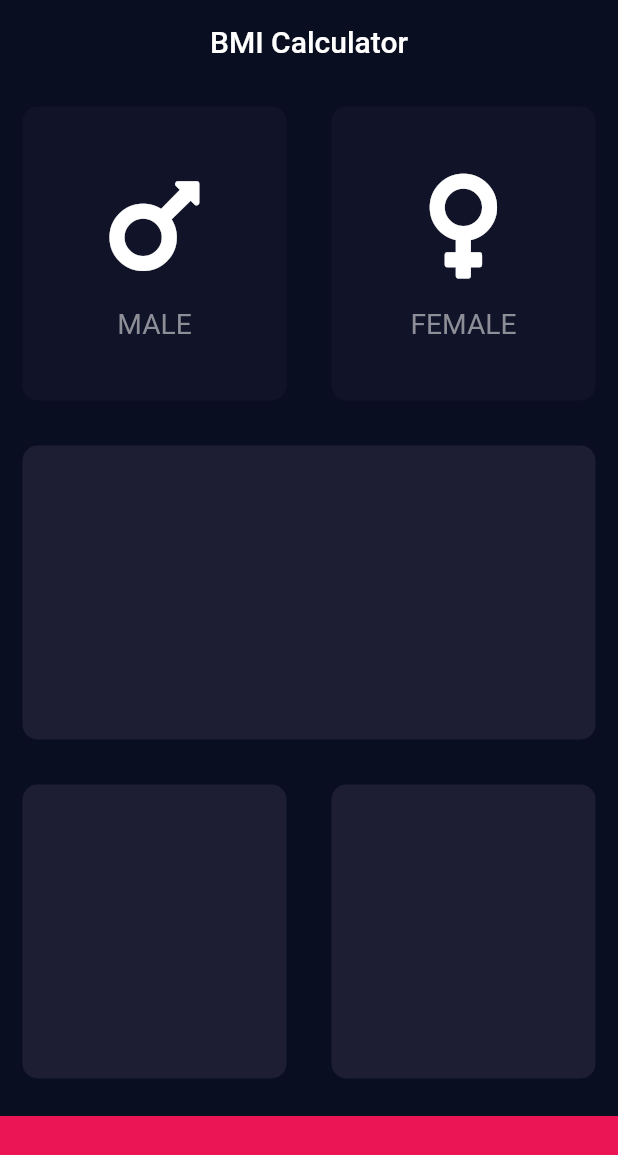
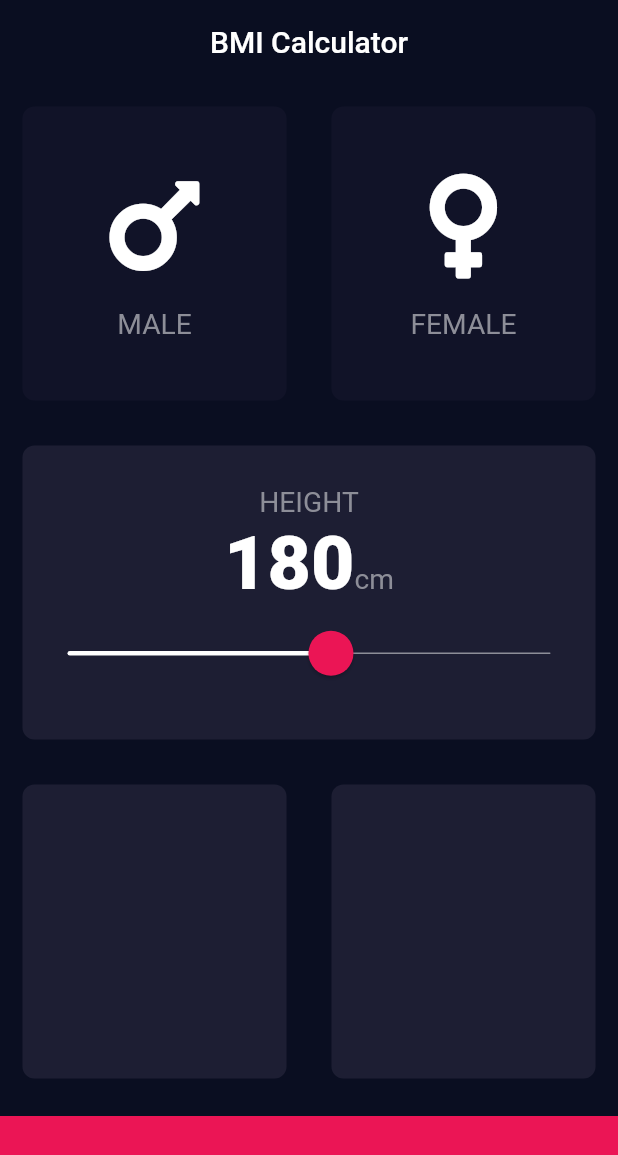
Before and after one commit to liposo/Flutter-Bootcamp, a Flutter app: the screen it shows after launch, on a phone screen of 412 x 824 dp. Shown: the top 1155 px of the screen. Run offline on Flutter 3.47's test engine with Material 2 defaults, Android fonts, the light colour scheme and no system bars; our stand-ins replace audioplayers, font_awesome_flutter.

Commit message:
add custom slider

```diff
--- a/bmi_calculator/lib/main.dart
+++ b/bmi_calculator/lib/main.dart
@@ -9,7 +9,7 @@ class BMICalculator extends StatelessWidget {
   @override
   Widget build(BuildContext context) {
     return MaterialApp(
-      theme: CustomTheme.getTheme(),
+      theme: CustomTheme.theme,
       home: InputPage(),
     );
   }
--- a/bmi_calculator/lib/theme.dart
+++ b/bmi_calculator/lib/theme.dart
@@ -5,20 +5,27 @@ class CustomTheme {
   static const Color activeCardBackground = Color(0xFF1D1E33);
   static const Color inactiveCardBackground = Color(0xFF111328);
   static const Color bottomContainer = Color(0xFFEB1555);
+  static const Color activeColor = Color(0xFFEB1555);
   static const Color textColor = Color(0xFF8D8E98);
 
-  static ThemeData getTheme() {
-    return ThemeData.dark().copyWith(
+  static const textStyle = TextStyle(
+    fontSize: 18.8,
+    color: CustomTheme.textColor,
+  );
+
+  static const largeTextStyle = TextStyle(
+    fontSize: 50.0,
+    fontWeight: FontWeight.w900,
+  );
+
+  static final theme = ThemeData.dark().copyWith(
     primaryColor: main,
     scaffoldBackgroundColor: main,
   );
-  }
 
-  static AppBar getAppBar() {
-    return AppBar(
+  static final appBar = AppBar(
     title: Text("BMI Calculator"),
     elevation: 0.0,
     centerTitle: true,
   );
 }
-}
--- a/bmi_calculator/lib/widgets/custom_card.dart
+++ b/bmi_calculator/lib/widgets/custom_card.dart
@@ -1,6 +1,6 @@
 import 'package:flutter/material.dart';
 
-const borderRadius = 10.0;
+const borderRadius = 8.0;
 const margin = 15.0;
 
 class CustomCard extends StatelessWidget {
--- /dev/null
+++ b/bmi_calculator/lib/widgets/custom_slider.dart
@@ -0,0 +1,62 @@
+import 'package:flutter/material.dart';
+
+import '../theme.dart';
+
+const min = 120.0;
+const max = 230.0;
+const overlayAlpha = 0x29;
+const thumbRadius = 15.0;
+const overlayRadius = 30.0;
+const trackHeight = 1.0;
+
+class CustomSlider extends StatelessWidget {
+  CustomSlider({@required this.value, @required this.onChange});
+
+  final int value;
+  final Function onChange;
+
+  @override
+  Widget build(BuildContext context) {
+    return Column(
+      mainAxisAlignment: MainAxisAlignment.center,
+      children: [
+        Text(
+          "HEIGHT",
+          style: CustomTheme.textStyle,
+        ),
+        Row(
+          mainAxisAlignment: MainAxisAlignment.center,
+          crossAxisAlignment: CrossAxisAlignment.baseline,
+          textBaseline: TextBaseline.alphabetic,
+          children: [
+            Text(
+              "$value",
+              style: CustomTheme.largeTextStyle,
+            ),
+            Text(
+              "cm",
+              style: CustomTheme.textStyle,
+            ),
+          ],
+        ),
+        SliderTheme(
+          data: SliderTheme.of(context).copyWith(
+            thumbShape: RoundSliderThumbShape(enabledThumbRadius: thumbRadius),
+            overlayShape: RoundSliderOverlayShape(overlayRadius: overlayRadius),
+            trackHeight: trackHeight,
+            thumbColor: CustomTheme.activeColor,
+            overlayColor: CustomTheme.activeColor.withAlpha(overlayAlpha),
+            activeTrackColor: Colors.white,
+            inactiveTrackColor: CustomTheme.textColor,
+          ),
+          child: Slider(
+            value: this.value.toDouble(),
+            min: min,
+            max: max,
+            onChanged: this.onChange,
+          ),
+        ),
+      ],
+    );
+  }
+}
--- a/bmi_calculator/lib/widgets/icon_text.dart
+++ b/bmi_calculator/lib/widgets/icon_text.dart
@@ -1,11 +1,6 @@
 import 'package:flutter/material.dart';
 
 import '../theme.dart';
-
-const textStyle = TextStyle(
-  fontSize: 18.8,
-  color: CustomTheme.textColor,
-);
 
 const iconSize = 80.0;
 const sizedBoxHeight = 15.0;
@@ -30,7 +25,7 @@ class IconText extends StatelessWidget {
         ),
         Text(
           this.text,
-          style: textStyle,
+          style: CustomTheme.textStyle,
         ),
       ],
     );
--- a/bmi_calculator/lib/widgets/input_page.dart
+++ b/bmi_calculator/lib/widgets/input_page.dart
@@ -3,6 +3,7 @@ import 'package:font_awesome_flutter/font_awesome_flutter.dart';
 
 import '../theme.dart';
 import 'custom_card.dart';
+import 'custom_slider.dart';
 import 'icon_text.dart';
 
 const bottomContainerHeight = 80.0;
@@ -15,6 +16,7 @@ class InputPage extends StatefulWidget {
 
 class _InputPageState extends State<InputPage> {
   Gender selectedGender;
+  int height = 180;
 
   void switchGender(Gender gender) {
     setState(() {
@@ -22,10 +24,16 @@ class _InputPageState extends State<InputPage> {
     });
   }
 
+  void setSliderValue(double value) {
+    setState(() {
+      height = value.round();
+    });
+  }
+
   @override
   Widget build(BuildContext context) {
     return Scaffold(
-      appBar: CustomTheme.getAppBar(),
+      appBar: CustomTheme.appBar,
       body: Column(
         children: [
           Expanded(
@@ -64,6 +72,9 @@ class _InputPageState extends State<InputPage> {
           Expanded(
             child: CustomCard(
               color: CustomTheme.activeCardBackground,
+              child: CustomSlider(
+                  value: height,
+                  onChange: (double newValue) => {setSliderValue(newValue)}),
             ),
           ),
           Expanded(
```
Lines whose indentation alone changed are shown as unchanged.
